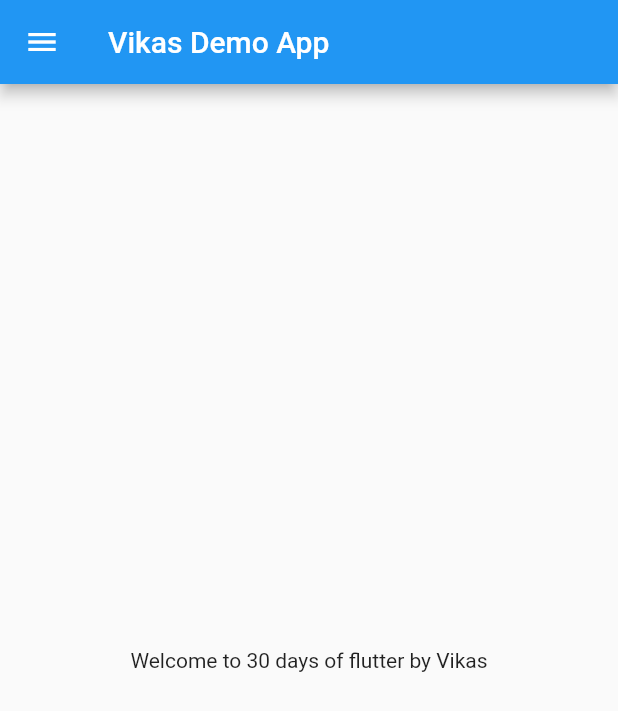
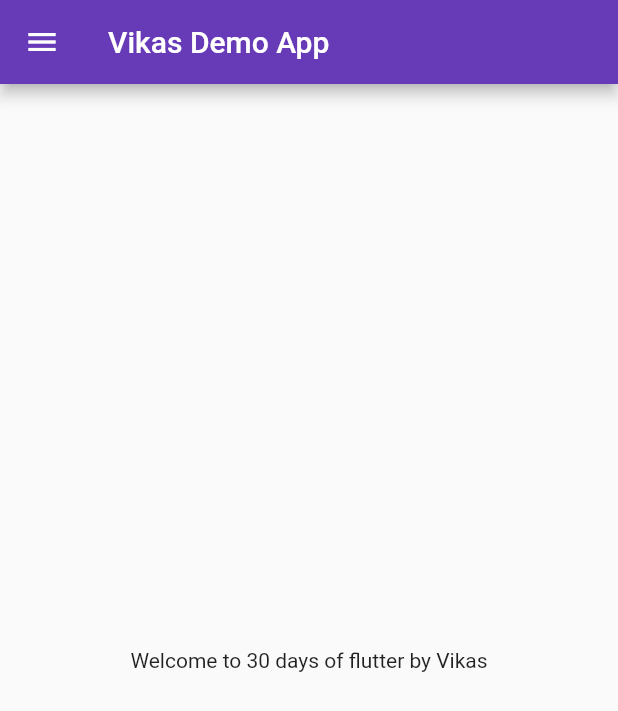
Before and after one commit to vikas05/VikasFlutterBeginning, a Flutter app: the screen it shows after launch, on a phone screen of 412 x 824 dp. Shown: the top 711 px of the screen. Run offline on Flutter 3.47's test engine with Material 2 defaults, Android fonts, the phone set to English and light mode, and no system bars.

Commit message:
day3Completed

```diff
--- a/lib/main.dart
+++ b/lib/main.dart
@@ -1,5 +1,6 @@
 import 'package:flutter/material.dart';
-import 'package:my_first_flutter_application_1/home_page.dart';
+import 'package:my_first_flutter_application_1/pages/home_page.dart';
+import 'package:my_first_flutter_application_1/pages/login_page.dart';
 
 void main() {
   runApp(MyApp());
@@ -8,6 +9,16 @@
 class MyApp extends StatelessWidget {
   @override
   Widget build(BuildContext context) {
-    return MaterialApp(home: HomePage());
+    return MaterialApp(
+      themeMode: ThemeMode.light,
+      theme: ThemeData(primarySwatch: Colors.deepPurple),
+      darkTheme: ThemeData(brightness: Brightness.light),
+      initialRoute: "/home",
+      routes: {
+        "/": (context) => LoginPage(),
+        "/home": (context) => HomePage(),
+        "/login": (context) => LoginPage()
+      },
+    );
   }
 }
```
Also changed, not shown: lib/pages/login_page.dart (added, +14 -0 lines), lib/pages/home_page.dart (renamed from lib/home_page.dart).
